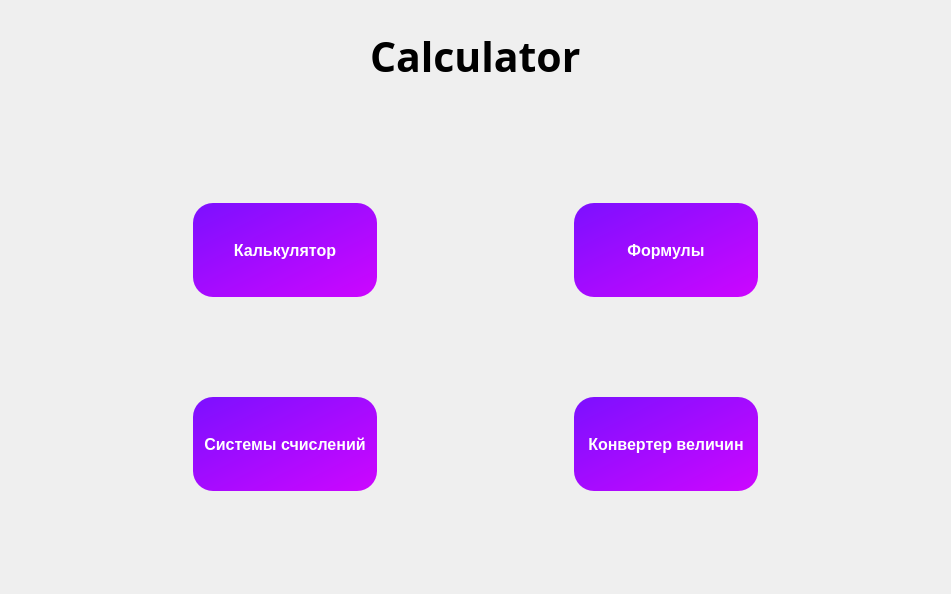
First picture: the form in main_window.ui, repository ScarletFlame611/Calculator-One-For-All, before the edit.
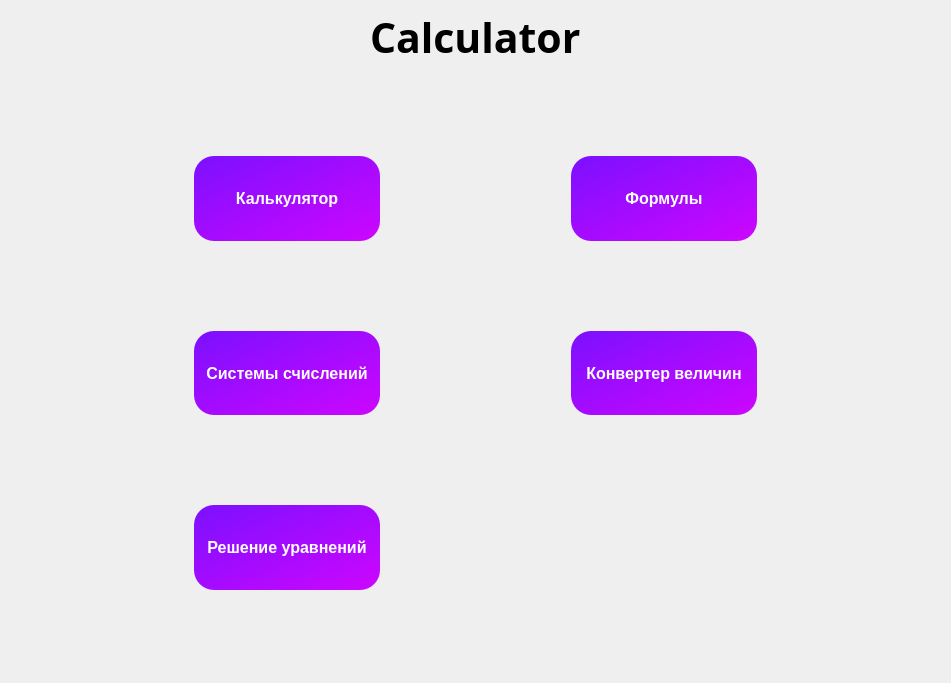
Second picture: the form after the edit. Icons and pictures are not drawn.

Commit message: added equations form

```diff
--- a/main_window.ui
+++ b/main_window.ui
@@ -7,7 +7,7 @@
     <x>0</x>
     <y>0</y>
     <width>951</width>
-    <height>594</height>
+    <height>683</height>
    </rect>
   </property>
   <property name="windowTitle">
@@ -18,9 +18,35 @@
             background-image:url(&quot;pic1.jpg&quot;); background-position: center;}</string>
   </property>
   <widget class="QWidget" name="centralwidget">
+   <layout class="QGridLayout" name="gridLayout_2">
+    <item row="0" column="0" alignment="Qt::AlignHCenter|Qt::AlignTop">
+     <widget class="QLabel" name="label">
+      <property name="sizePolicy">
+       <sizepolicy hsizetype="Expanding" vsizetype="Expanding">
+        <horstretch>0</horstretch>
+        <verstretch>0</verstretch>
+       </sizepolicy>
+      </property>
+      <property name="font">
+       <font>
+        <family>Rockwell</family>
+        <pointsize>31</pointsize>
+        <weight>75</weight>
+        <bold>true</bold>
+       </font>
+      </property>
+      <property name="styleSheet">
+       <string notr="true">background-color: rgba(255, 255, 255, 0);</string>
+      </property>
+      <property name="text">
+       <string>Calculator</string>
+      </property>
+     </widget>
+    </item>
+    <item row="2" column="0">
    <layout class="QGridLayout" name="gridLayout">
-    <item row="4" column="1">
-     <widget class="QPushButton" name="number_btn">
+      <item row="5" column="1">
+       <widget class="QPushButton" name="equations_btn">
       <property name="sizePolicy">
        <sizepolicy hsizetype="Expanding" vsizetype="Expanding">
         <horstretch>0</horstretch>
@@ -40,16 +66,29 @@
       </property>
       <property name="styleSheet">
        <string notr="true">background-color: qlineargradient(spread:pad, x1:0, y1:0, x2:1, y2:1, stop:0 rgba(124, 16, 255, 255), stop:1 rgba(205, 6, 255, 255));
-color: rgb(255, 255, 255);
-border-radius:20px;</string>
+border-radius:20px;
+color: rgb(255, 255, 255);</string>
       </property>
       <property name="text">
-       <string>Системы счислений</string>
+         <string>Решение уравнений</string>
       </property>
      </widget>
     </item>
-    <item row="2" column="4">
-     <spacer name="horizontalSpacer_3">
+      <item row="2" column="1">
+       <spacer name="verticalSpacer">
+        <property name="orientation">
+         <enum>Qt::Vertical</enum>
+        </property>
+        <property name="sizeHint" stdset="0">
+         <size>
+          <width>20</width>
+          <height>40</height>
+         </size>
+        </property>
+       </spacer>
+      </item>
+      <item row="1" column="0">
+       <spacer name="horizontalSpacer_2">
       <property name="orientation">
        <enum>Qt::Horizontal</enum>
       </property>
@@ -61,7 +100,7 @@
       </property>
      </spacer>
     </item>
-    <item row="2" column="3">
+      <item row="1" column="3">
      <widget class="QPushButton" name="form_btn">
       <property name="sizePolicy">
        <sizepolicy hsizetype="Expanding" vsizetype="Expanding">
@@ -97,20 +136,33 @@
       </property>
      </widget>
     </item>
-    <item row="2" column="0">
-     <spacer name="horizontalSpacer_2">
+      <item row="3" column="2">
+       <spacer name="verticalSpacer_2">
       <property name="orientation">
-       <enum>Qt::Horizontal</enum>
+         <enum>Qt::Vertical</enum>
       </property>
       <property name="sizeHint" stdset="0">
        <size>
-        <width>40</width>
-        <height>20</height>
+          <width>20</width>
+          <height>40</height>
        </size>
       </property>
      </spacer>
     </item>
-    <item row="2" column="1">
+      <item row="4" column="1">
+       <spacer name="verticalSpacer_3">
+        <property name="orientation">
+         <enum>Qt::Vertical</enum>
+        </property>
+        <property name="sizeHint" stdset="0">
+         <size>
+          <width>20</width>
+          <height>40</height>
+         </size>
+        </property>
+       </spacer>
+      </item>
+      <item row="1" column="1">
      <widget class="QPushButton" name="calc_btn">
       <property name="sizePolicy">
        <sizepolicy hsizetype="Expanding" vsizetype="Expanding">
@@ -139,33 +191,7 @@
       </property>
      </widget>
     </item>
-    <item row="3" column="3">
-     <spacer name="verticalSpacer_3">
-      <property name="orientation">
-       <enum>Qt::Vertical</enum>
-      </property>
-      <property name="sizeHint" stdset="0">
-       <size>
-        <width>20</width>
-        <height>40</height>
-       </size>
-      </property>
-     </spacer>
-    </item>
-    <item row="3" column="1">
-     <spacer name="verticalSpacer_2">
-      <property name="orientation">
-       <enum>Qt::Vertical</enum>
-      </property>
-      <property name="sizeHint" stdset="0">
-       <size>
-        <width>20</width>
-        <height>40</height>
-       </size>
-      </property>
-     </spacer>
-    </item>
-    <item row="5" column="1">
+      <item row="2" column="3">
      <spacer name="verticalSpacer_4">
       <property name="orientation">
        <enum>Qt::Vertical</enum>
@@ -178,21 +204,8 @@
       </property>
      </spacer>
     </item>
-    <item row="2" column="2">
-     <spacer name="horizontalSpacer">
-      <property name="orientation">
-       <enum>Qt::Horizontal</enum>
-      </property>
-      <property name="sizeHint" stdset="0">
-       <size>
-        <width>40</width>
-        <height>20</height>
-       </size>
-      </property>
-     </spacer>
-    </item>
-    <item row="0" column="1" colspan="3" alignment="Qt::AlignHCenter">
-     <widget class="QLabel" name="label">
+      <item row="3" column="1">
+       <widget class="QPushButton" name="number_btn">
       <property name="sizePolicy">
        <sizepolicy hsizetype="Expanding" vsizetype="Expanding">
         <horstretch>0</horstretch>
@@ -201,34 +214,49 @@
       </property>
       <property name="font">
        <font>
-        <family>Rockwell</family>
-        <pointsize>31</pointsize>
+          <family>Arial</family>
+          <pointsize>12</pointsize>
         <weight>75</weight>
         <bold>true</bold>
        </font>
       </property>
       <property name="styleSheet">
-       <string notr="true">background-color: rgba(255, 255, 255, 0);</string>
+         <string notr="true">background-color: qlineargradient(spread:pad, x1:0, y1:0, x2:1, y2:1, stop:0 rgba(124, 16, 255, 255), stop:1 rgba(205, 6, 255, 255));
+color: rgb(255, 255, 255);
+border-radius:20px;</string>
       </property>
       <property name="text">
-       <string>Calculator</string>
+         <string>Системы счислений</string>
       </property>
      </widget>
     </item>
-    <item row="1" column="1">
-     <spacer name="verticalSpacer">
-      <property name="orientation">
-       <enum>Qt::Vertical</enum>
-      </property>
-      <property name="sizeHint" stdset="0">
-       <size>
-        <width>20</width>
-        <height>40</height>
-       </size>
-      </property>
-     </spacer>
-    </item>
     <item row="4" column="3">
+       <spacer name="verticalSpacer_5">
+        <property name="orientation">
+         <enum>Qt::Vertical</enum>
+        </property>
+        <property name="sizeHint" stdset="0">
+         <size>
+          <width>20</width>
+          <height>40</height>
+         </size>
+        </property>
+       </spacer>
+      </item>
+      <item row="1" column="2">
+       <spacer name="horizontalSpacer">
+        <property name="orientation">
+         <enum>Qt::Horizontal</enum>
+        </property>
+        <property name="sizeHint" stdset="0">
+         <size>
+          <width>40</width>
+          <height>20</height>
+         </size>
+        </property>
+       </spacer>
+      </item>
+      <item row="3" column="3">
      <widget class="QPushButton" name="converter_btn">
       <property name="sizePolicy">
        <sizepolicy hsizetype="Expanding" vsizetype="Expanding">
@@ -256,6 +284,47 @@
        <string>Конвертер величин</string>
       </property>
      </widget>
+      </item>
+      <item row="6" column="1">
+       <spacer name="verticalSpacer_6">
+        <property name="orientation">
+         <enum>Qt::Vertical</enum>
+        </property>
+        <property name="sizeHint" stdset="0">
+         <size>
+          <width>20</width>
+          <height>40</height>
+         </size>
+        </property>
+       </spacer>
+      </item>
+      <item row="1" column="4">
+       <spacer name="horizontalSpacer_3">
+        <property name="orientation">
+         <enum>Qt::Horizontal</enum>
+        </property>
+        <property name="sizeHint" stdset="0">
+         <size>
+          <width>40</width>
+          <height>20</height>
+         </size>
+        </property>
+       </spacer>
+      </item>
+      <item row="0" column="1">
+       <spacer name="verticalSpacer_7">
+        <property name="orientation">
+         <enum>Qt::Vertical</enum>
+        </property>
+        <property name="sizeHint" stdset="0">
+         <size>
+          <width>20</width>
+          <height>40</height>
+         </size>
+        </property>
+       </spacer>
+      </item>
+     </layout>
     </item>
    </layout>
   </widget>
```
Left out of the diff: 3 changed lines with no effect on the pictures. Lines whose indentation alone changed are shown as unchanged. The commit also changes 3 other files.
